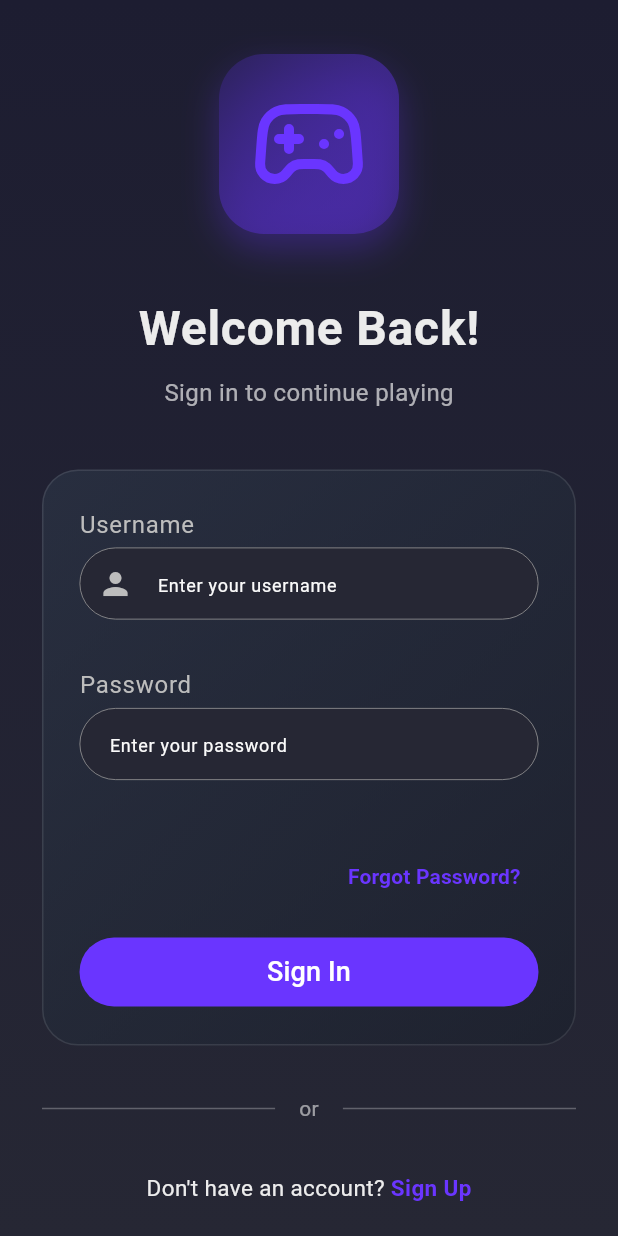
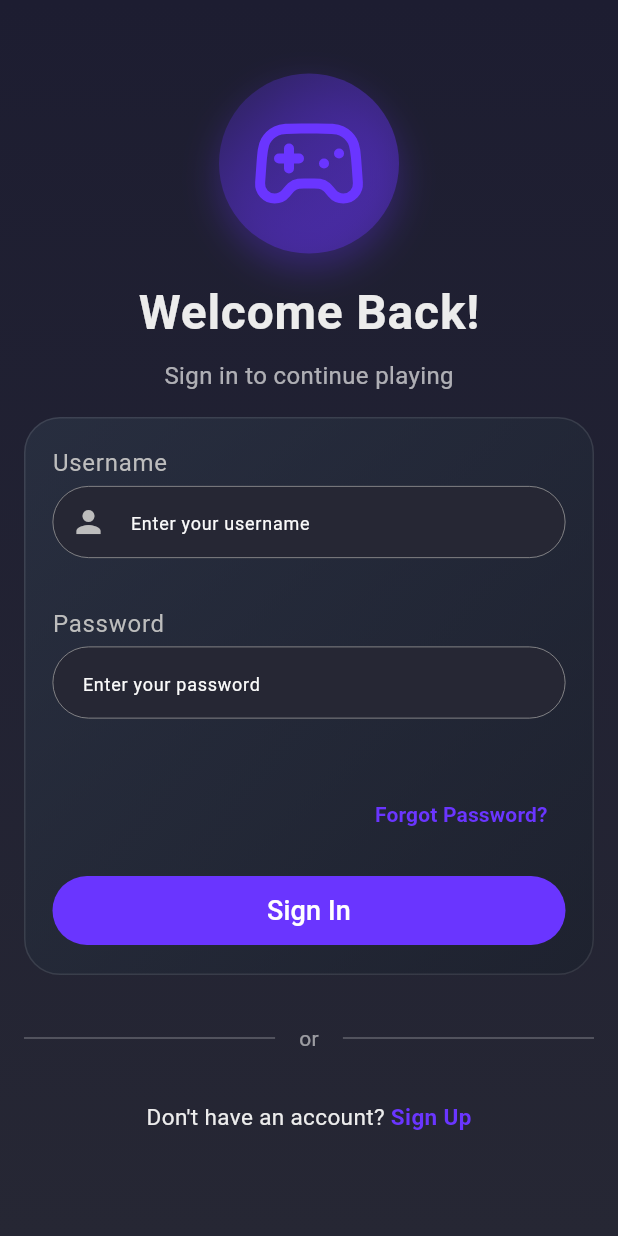
Before and after one commit to Asrat001/eyo, a Flutter app: the screen it shows after launch, on a phone screen of 412 x 824 dp. Run offline on Flutter 3.47's test engine with Material 3 defaults, Android fonts, the phone set to English and light mode, and no system bars; our stand-ins replace connectivity_plus, dio, equatable, flutter_riverpod, flutter_secure_storage, flutter_svg and 10 more; accounts and stored records are empty; generated files the repository leaves out were written again.

```diff
--- a/lib/features/auth/presentation/screens/login_screen.dart
+++ b/lib/features/auth/presentation/screens/login_screen.dart
@@ -42,11 +42,10 @@ class LoginScreen extends StatelessWidget {
         child: SafeArea(
           child: Center(
             child: SingleChildScrollView(
-              padding: EdgeInsets.symmetric(horizontal: 28, vertical: 16),
+              padding: EdgeInsets.symmetric(horizontal: 16, vertical: 16),
               child: Column(
                 mainAxisAlignment: MainAxisAlignment.center,
                 children: [
-                  const SizedBox(height: 20),
                   // Logo with enhanced styling
                   Container(
                     padding: EdgeInsets.all(20),
@@ -59,7 +58,7 @@ class LoginScreen extends StatelessWidget {
                           AppColors.foundation.withOpacity(0.3),
                         ],
                       ),
-                      borderRadius: BorderRadius.circular(30),
+                      borderRadius: BorderRadius.circular(100),
                       boxShadow: [
                         BoxShadow(
                           color: AppColors.foundation.withOpacity(0.3),
@@ -77,7 +76,7 @@ class LoginScreen extends StatelessWidget {
                     ),
                   ),
 
-                  const SizedBox(height: 40),
+                  const SizedBox(height: 16),
                   // Welcome text
                   Text(
                     'Welcome Back!',
@@ -97,11 +96,11 @@ class LoginScreen extends StatelessWidget {
                     ),
                   ),
 
-                  const SizedBox(height: 40),
+                  const SizedBox(height: 16),
 
                   // Form Container
                   Container(
-                    padding: EdgeInsets.all(24),
+                    padding: EdgeInsets.all(18),
                     decoration: BoxDecoration(
                       gradient: LinearGradient(
                         begin: Alignment.topLeft,
--- a/lib/features/home/presentation/home_screen.dart
+++ b/lib/features/home/presentation/home_screen.dart
@@ -2,7 +2,7 @@ import 'package:eyo_bingo/shared/theme/app_colors.dart';
 import 'package:eyo_bingo/shared/ui/home_app_bar.dart';
 import 'package:eyo_bingo/shared/ui/pin_input_dialog.dart';
 import 'package:flutter/material.dart';
-import 'package:flutter_svg/svg.dart';
+
 
 class HomeScreen extends StatelessWidget {
   const HomeScreen({super.key});
--- a/lib/shared/routes/app_route.dart
+++ b/lib/shared/routes/app_route.dart
@@ -10,6 +10,7 @@ import 'package:go_router/go_router.dart';
 import '../../features/auth/presentation/screens/login_screen.dart';
 import '../../features/profile/presentation/profile_screen.dart';
 import '../../features/splash/presentation/splash_screen.dart';
+import '../../features/wallet/presentation/wallet_screen.dart';
 import 'main_screen.dart';
 
 class AppRouter  {
@@ -50,6 +51,12 @@ class AppRouter  {
           final pin = state.pathParameters['pin'] ?? '';
           final cartela = state.pathParameters['cartela'] ?? '';
           return GameScreen(pin: pin, cartelaNumber: cartela);
+        },
+      ),
+      GoRoute(
+        path: '/wallet',
+        builder: (context, state) {
+          return const WalletScreen();
         },
       ),
 
--- a/lib/shared/theme/app_theme.dart
+++ b/lib/shared/theme/app_theme.dart
@@ -65,6 +65,9 @@ class AppTheme {
         backgroundColor:AppColors.primary,
         scrolledUnderElevation: 0.0,
         centerTitle: true,
+        iconTheme: IconThemeData(
+          color: Colors.white
+        ),
         titleTextStyle: TextStyle(
           color: AppColors.white,
           fontSize: 16,
```
Also changed, not shown: lib/features/profile/presentation/profile_screen.dart (+2 -5 lines), lib/features/wallet/presentation/wallet_screen.dart (+3 -111 lines), lib/features/wallet/presentation/widgets/wallet_app_bar.dart (added, +111 -0 lines), lib/shared/ui/home_app_bar.dart (+10 -3 lines).
